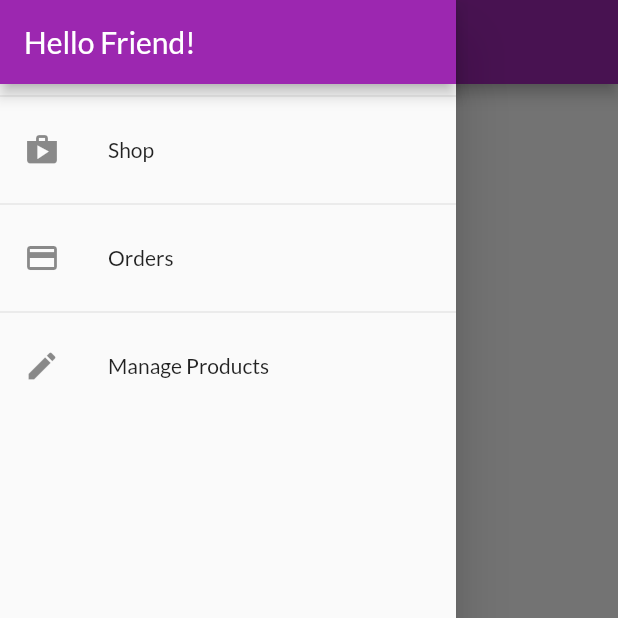
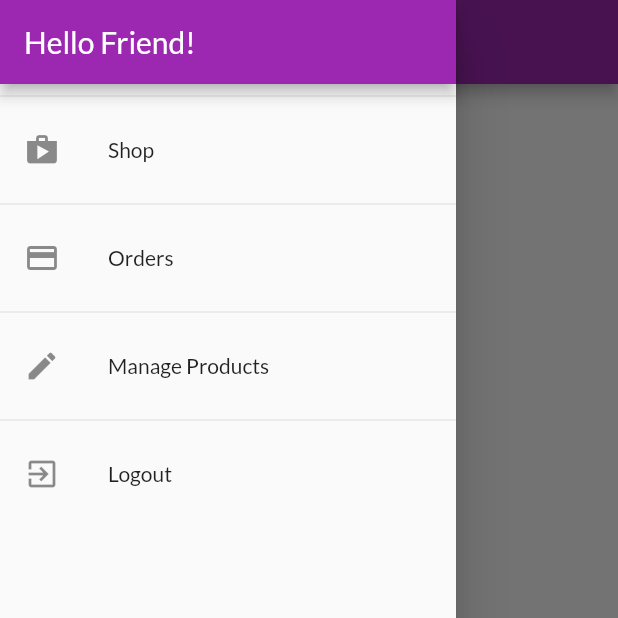
Before and after one commit to epiphanatic/flutter-shop-demo, a Flutter app: the OrdersScreen screen opened by its route, with the side drawer open, on a phone screen of 412 x 824 dp, the top half of it. Run offline on Flutter 3.47's test engine with Material 2 defaults, Android fonts, the light colour scheme and no system bars; our stand-ins replace cloud_firestore, firebase_auth, font_awesome_flutter, google_sign_in, rxdart; accounts and stored records are empty.

Commit message:
logout and nav to login

```diff
--- a/lib/providers/auth.dart
+++ b/lib/providers/auth.dart
@@ -1,4 +1,5 @@
 import 'package:firebase_auth/firebase_auth.dart';
+import 'package:flutter_shop_demo/screens/auth_screen.dart';
 import 'package:google_sign_in/google_sign_in.dart';
 import 'package:cloud_firestore/cloud_firestore.dart';
 import 'package:flutter/widgets.dart';
--- a/lib/screens/auth_screen.dart
+++ b/lib/screens/auth_screen.dart
@@ -115,12 +115,6 @@ class AuthScreen extends StatelessWidget {
                       shape: RoundedRectangleBorder(
                         borderRadius: BorderRadius.circular(10),
                       ),
-                      // handler: () async {
-                      //   var user = await auth.googleSignIn();
-                      //   if (user != null) {
-                      //     Navigator.pushReplacementNamed(context, '/profile');
-                      //   }
-                      // },
                     ),
                   )
                 ],
--- a/lib/widgets/app_drawer.dart
+++ b/lib/widgets/app_drawer.dart
@@ -1,7 +1,10 @@
 import 'package:flutter/material.dart';
+import 'package:provider/provider.dart';
 import '../screens/orders_screen.dart';
 import '../screens/user_products_screen.dart';
+import '../screens/auth_screen.dart';
 import '../helpers/custom_route.dart';
+import '../providers/auth.dart';
 
 class AppDrawer extends StatelessWidget {
   @override
@@ -44,6 +47,15 @@ class AppDrawer extends StatelessWidget {
                   .pushReplacementNamed(UserProductsScreen.routeName);
             },
           ),
+          Divider(),
+          ListTile(
+            leading: Icon(Icons.exit_to_app),
+            title: Text('Logout'),
+            onTap: () {
+              Provider.of<Auth>(context, listen: false).signOut();
+              Navigator.of(context).pushReplacementNamed(AuthScreen.routeName);
+            },
+          ),
         ],
       ),
     );
```
Also changed, not shown: lib/main.dart (+8 -2 lines).
